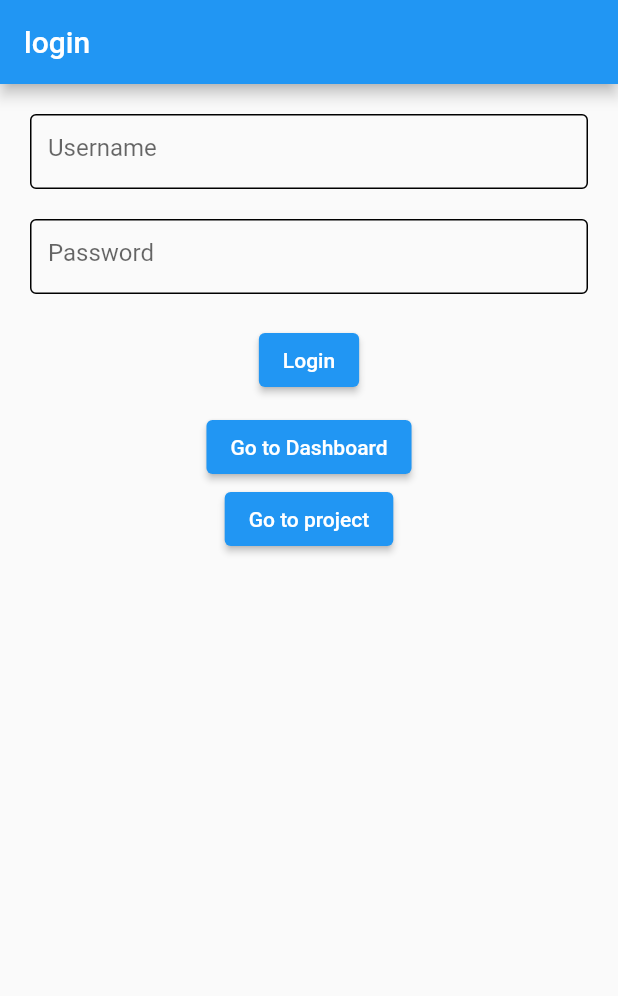
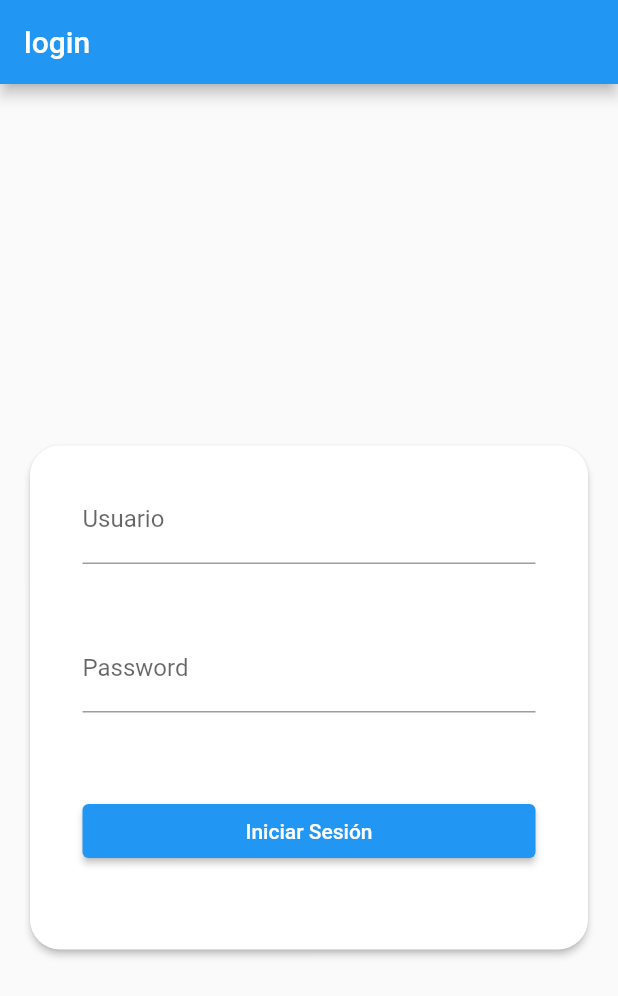
Before and after one commit to MauricioEnLaUni/Integradora-2023-CBS, a Flutter app: the screen it shows after launch, on a phone screen of 412 x 824 dp. Shown: the top 996 px of the screen. Run offline on Flutter 3.47's test engine with Material 2 defaults, Android fonts, the phone set to English and light mode, and no system bars; missing offline and left inert: mongo_dart.

Commit message:
Please fix the infos holy shit

```diff
--- a/front_end/lib/constants.dart
+++ b/front_end/lib/constants.dart
@@ -17,6 +17,6 @@ abstract class Constants {
   );
 }
 
-Color blueBar = Color.fromARGB(0, 99, 250, 248);
-Color shadow = Color.fromARGB(0, 24, 24, 24);
-Color pk = Color.fromARGB(255, 255, 191, 191);
+Color blueBar = const Color.fromARGB(0, 99, 250, 248);
+Color shadow = const Color.fromARGB(0, 24, 24, 24);
+Color pk = const Color.fromARGB(255, 255, 191, 191);
--- a/front_end/lib/main.dart
+++ b/front_end/lib/main.dart
@@ -1,7 +1,5 @@
 import 'package:flutter/material.dart';
 import './src/app.dart';
-
-import 'constants.dart';
 
 void main() => runApp(const FictichosBuilderCRM());
 
--- a/front_end/lib/src/Pages/dashboard.dart
+++ b/front_end/lib/src/Pages/dashboard.dart
@@ -12,6 +12,8 @@ class Dashboard extends StatelessWidget {
 }
 
 class DashBoardLayout extends StatelessWidget {
+  const DashBoardLayout({super.key});
+
   @override
   Widget build(BuildContext context) {
     return MaterialApp(
--- a/front_end/lib/src/Pages/login/login_page.dart
+++ b/front_end/lib/src/Pages/login/login_page.dart
@@ -1,140 +1,127 @@
-import 'dart:async';
 import 'package:flutter/material.dart';
-import 'package:front_end/src/Pages/dashboard.dart';
-import 'package:front_end/src/controllers/auth_controller.dart';
-import 'package:front_end/src/Pages/menu/menu_page.dart';
 
-class LogInPage extends StatelessWidget {
-  const LogInPage({super.key});
+import '../../controllers/auth_controller.dart';
+import '../../models/user_dto.dart';
+import '../dashboard.dart';
+
+class LoginPage extends StatefulWidget {
+  const LoginPage({super.key});
+
+  @override
+  _LoginPageState createState() => _LoginPageState();
+}
+
+class _LoginPageState extends State<LoginPage> {
+  GlobalKey<FormState> _formKey = GlobalKey<FormState>();
+  late String userName;
+  late String password;
+  bool _loading = false;
 
   @override
   Widget build(BuildContext context) {
-    UserManagement manager = UserManagement();
-    AuthController authController = AuthController();
-
-    return Column(
-      children: [
+    return Center(
+      child: Form(
+        key: _formKey,
+        child: Stack(
+          children: <Widget>[
+            Transform.translate(
+              offset: const Offset(0, -40),
+              child: Center(
+                child: SingleChildScrollView(
+                  child: Card(
+                    elevation: 2,
+                    shape: RoundedRectangleBorder(
+                      borderRadius: BorderRadius.circular(20),
+                    ),
+                    margin: const EdgeInsets.only(
+                      left: 20,
+                      right: 20,
+                      top: 150,
+                      bottom: 20,
+                    ),
+                    child: Padding(
+                      padding: const EdgeInsets.symmetric(
+                          horizontal: 35, vertical: 20),
+                      child: Column(
+                        mainAxisSize: MainAxisSize.min,
+                        children: <Widget>[
+                          TextFormField(
+                            decoration: const InputDecoration(
+                              labelText: 'Usuario',
+                            ),
+                            onChanged: (value) {
+                              userName = value;
+                            },
+                            validator: (value) {
+                              if (value!.isEmpty) 'Este campo es obligatorio';
+                            },
+                          ),
+                          const SizedBox(height: 40),
+                          TextFormField(
+                            decoration: const InputDecoration(
+                              labelText: 'Password',
+                            ),
+                            obscureText: true,
+                            onChanged: (value) {
+                              password = value;
+                            },
+                            validator: (value) {
+                              if (value!.isEmpty) 'Este campo es obligatorio';
+                            },
+                          ),
                           const SizedBox(
-          height: 20,
+                            height: 40,
                           ),
                           Padding(
-          padding: const EdgeInsets.symmetric(horizontal: 20),
-          child: SizedBox(
-            height: 50,
-            child: usernameField(manager),
+                            padding: const EdgeInsets.symmetric(vertical: 15),
+                            child: ElevatedButton(
+                              onPressed: () async {
+                                LoginDto data = LoginDto(userName, password);
+                                if (await ServerController.loginWithServer(
+                                    data)) {
+                                  _login(context);
+                                }
+                              },
+                              child: Row(
+                                mainAxisAlignment: MainAxisAlignment.center,
+                                children: <Widget>[
+                                  const Text('Iniciar Sesión'),
+                                  if (_loading)
+                                    Container(
+                                      height: 20,
+                                      width: 20,
+                                      margin: const EdgeInsets.only(left: 20),
+                                      child: const CircularProgressIndicator(),
+                                    )
+                                ],
+                              ),
                             ),
                           ),
                           const SizedBox(
                             height: 20,
                           ),
-        Padding(
-          padding: const EdgeInsets.symmetric(horizontal: 20),
-          child: SizedBox(
-            height: 50,
-            child: passwordField(manager),
+                        ],
                       ),
                     ),
-        const SizedBox(
-          height: 20,
                   ),
-        ElevatedButton(
-          onPressed: () {
-            authController.loginUser(
-                manager.username.toString(), manager.password.toString());
-          },
-          child: const Text('Login'),
                 ),
-        const SizedBox(
-          height: 10,
               ),
-        ElevatedButton(
-          onPressed: () {
-            Navigator.push(context,
-                MaterialPageRoute(builder: (context) => DashBoardLayout()));
-          },
-          child: const Text('Go to Dashboard'),
+            )
+          ],
         ),
-        ElevatedButton(
-          onPressed: () {
-            Navigator.push(context,
-                MaterialPageRoute(builder: (context) => projectLayout()));
-          },
-          child: const Text('Go to project'),
       ),
-      ],
+    );
+  }
+
+  void _login(BuildContext context) {
+    if (!_loading) {
+      setState(() {
+        _loading = true;
+      });
+    }
+    Navigator.push(
+      context,
+      MaterialPageRoute(builder: (context) => const DashBoardLayout()),
     );
   }
 }
-
-class UserManagement {
-  final _usernameController = StreamController<String>();
-  final _passwordController = StreamController<String>();
-
-  Stream<String> get username =>
-      _usernameController.stream.transform(validateUsername);
-  Stream<String> get password =>
-      _passwordController.stream.transform(validatePassword);
-
-  Function(String) get changeUsername => _usernameController.sink.add;
-  Function(String) get changePassword => _passwordController.sink.add;
-
-  final validateUsername = StreamTransformer<String, String>.fromHandlers(
-      handleData: (username, sink) {
-    RegExp exp = RegExp(r'^[a-zA-Z][a-zA-Z0-9-_]{4,27}$');
-    if (exp.firstMatch(username).toString() == username) {
-      sink.add(username);
-    } else {
-      sink.addError('Invalid Username.');
-    }
-  });
-
-  final validatePassword = StreamTransformer<String, String>.fromHandlers(
-      handleData: (password, sink) {
-    RegExp exp =
-        RegExp(r'^(?=.*[a-z])(?=.*[A-Z])(?=.*[0-9])(?=.*[!@#$%]).{8,64}$');
-    if (exp.firstMatch(password).toString() == password) {
-      sink.add(password);
-    } else {
-      sink.addError('Invalid Password.');
-    }
-  });
-
-  dispose() {
-    _usernameController.close();
-    _passwordController.close();
-  }
-}
-
-Widget usernameField(UserManagement mng) {
-  return StreamBuilder(
-    stream: mng.username,
-    builder: (context, snapshot) {
-      return TextField(
-        decoration: const InputDecoration(
-          hintText: 'Username',
-          enabledBorder: OutlineInputBorder(),
-          focusedBorder: OutlineInputBorder(),
-        ),
-        onChanged: mng.changeUsername,
-      );
-    },
-  );
-}
-
-Widget passwordField(UserManagement mng) {
-  return StreamBuilder(
-    stream: mng.password,
-    builder: (context, snapshot) {
-      return TextField(
-        decoration: const InputDecoration(
-          hintText: 'Password',
-          enabledBorder: OutlineInputBorder(),
-          focusedBorder: OutlineInputBorder(),
-        ),
-        onChanged: (newValue) {
-          mng.changePassword(newValue);
-        },
-      );
-    },
-  );
-}
--- a/front_end/lib/src/Pages/menu/menu_page.dart
+++ b/front_end/lib/src/Pages/menu/menu_page.dart
@@ -3,7 +3,6 @@ import 'package:front_end/src/helpers/responsiveness.dart';
 import 'package:front_end/src/Pages/menu/menu_large_screen.dart';
 import 'package:front_end/src/Pages/menu/menu_small_screen.dart';
 import 'package:front_end/src/wigets/top_nav.dart';
-import '../../../constants.dart';
 
 class project_page extends StatelessWidget {
   const project_page({super.key});
@@ -21,8 +20,9 @@ class projectLayout extends StatelessWidget {
     return MaterialApp(
       home: Scaffold(
         appBar: topNavigationBar(context, scaffoldKey),
-        drawer: Drawer(),
-        body: ResponsiveWidget(largeScreen: LargeScreen(), smallScreen: SmallScreen()),
+        drawer: const Drawer(),
+        body: const ResponsiveWidget(
+            largeScreen: LargeScreen(), smallScreen: SmallScreen()),
       ),
     );
   }
--- a/front_end/lib/src/Pages/menu/menu_small_screen.dart
+++ b/front_end/lib/src/Pages/menu/menu_small_screen.dart
@@ -1,5 +1,3 @@
-import 'package:flutter/src/widgets/container.dart';
-import 'package:flutter/src/widgets/framework.dart';
 import 'package:flutter/material.dart';
 import 'package:front_end/src/Pages/material/material_page.dart';
 import 'package:front_end/src/Pages/person/person_page.dart';
--- a/front_end/lib/src/Pages/person/person_page.dart
+++ b/front_end/lib/src/Pages/person/person_page.dart
@@ -1,23 +1,19 @@
-import 'package:flutter/src/widgets/container.dart';
-import 'package:flutter/src/widgets/framework.dart';
-import 'package:front_end/src/Pages/menu/menu_large_screen.dart';
-import 'package:front_end/src/Pages/menu/menu_small_screen.dart';
 import 'package:front_end/src/Pages/person/person_large_screen.dart';
-import 'package:front_end/src/helpers/responsiveness.dart';
 import 'package:front_end/src/wigets/top_nav.dart';
 import 'package:flutter/material.dart';
 
+class person_page extends StatelessWidget {
+  final GlobalKey<ScaffoldState> scaffoldKey = GlobalKey();
 
-class person_page extends StatelessWidget {
-final GlobalKey<ScaffoldState> scaffoldKey = GlobalKey();
+  person_page({super.key});
 
   @override
   Widget build(BuildContext context) {
     return MaterialApp(
       home: Scaffold(
         appBar: topNavigationBar(context, scaffoldKey),
-        drawer: Drawer(),
-        body: person_large_Screen(),
+        drawer: const Drawer(),
+        body: const person_large_Screen(),
       ),
     );
   }
--- a/front_end/lib/src/app.dart
+++ b/front_end/lib/src/app.dart
@@ -12,7 +12,7 @@ class App extends StatelessWidget {
         appBar: AppBar(
           title: const Text("login"),
         ),
-        body: const LogInPage(),
+        body: const LoginPage(),
       ),
     );
   }
--- a/front_end/lib/src/controllers/auth_controller.dart
+++ b/front_end/lib/src/controllers/auth_controller.dart
@@ -1,20 +1,37 @@
+import 'package:http/http.dart' as http;
 import 'dart:convert';
-import 'package:http/http.dart' as http;
 
-import '../models/user_dto.dart';
+import 'package:front_end/src/models/user_dto.dart';
+import 'package:mongo_dart/mongo_dart.dart';
 
-class AuthController {
-  Future? loginUser(String username, String password) async {
-    try {
-      LoginDto data = LoginDto(username, password);
-      const url = "localhost:8008/u/login";
+class ServerController {
+  static login(LoginDto data) async {
+    const connectionString =
+        "mongodb+srv://210804utags:1EOsEwLtPGAYxkNT@cluster0.st6dfjy.mongodb.net/?retryWrites=true&w=majority";
+    var db = await Db.create(connectionString);
+    await db.open();
+    var userCollection = db.collection("users");
+    User usr = userCollection.find({"name", data.name}) as User;
+    if (usr.password != data.password) return false;
+    return true;
+  }
 
-      var response = await http.post(Uri.parse(url), body: {data});
-      if (response.statusCode == 200) {
-        var loginArr = json.decode(response.body);
-      }
-    } catch (e) {
-      return null;
-    }
+  static loginWithServer(LoginDto data) async {
+    const url = "localhost:5236";
+
+    var res = await http.post(Uri.http(url, 'u/login'),
+        body: jsonEncode({'name': data.name, 'password': data.password}),
+        headers: {"Content-type": "application/json"});
+    print(res.statusCode);
+    if (res.statusCode == 200) return true;
+    return false;
   }
 }
+
+class User {
+  ObjectId id;
+  String name;
+  String password;
+
+  User(this.id, this.name, this.password) {}
+}
--- a/front_end/lib/src/wigets/top_nav.dart
+++ b/front_end/lib/src/wigets/top_nav.dart
@@ -1,83 +1,86 @@
-import 'dart:html';
-import 'package:flutter/foundation.dart';
 import 'package:flutter/material.dart';
-import 'package:front_end/src/helpers/responsiveness.dart';
-import 'package:flutter/src/material/icons.dart';
 import 'package:front_end/constants.dart';
 import 'package:front_end/src/wigets/custom_text.dart';
 
-
 AppBar topNavigationBar(BuildContext context, GlobalKey<ScaffoldState> key) =>
     AppBar(
-    leading:
-    Row(
+      leading: Row(
         children: [
           Container(
-          padding: EdgeInsets.only (left: 14),
-          child: Image.asset("assets/cbs.png", width: 28,),
+            padding: const EdgeInsets.only(left: 14),
+            child: Image.asset(
+              "assets/cbs.png",
+              width: 28,
+            ),
           ) // Container
         ],
       ),
       elevation: 0,
       title: Row(
         children: [
-        Visibility(child: CustomText(text: "Dash", color: blueBar, size: 20, weight: FontWeight.bold,)),
-        Expanded(child: Container(),),
-        IconButton(icon: Icon(Icons.settings, color: shadow.withOpacity(.7),),
+          Visibility(
+              child: CustomText(
+            text: "Dash",
+            color: blueBar,
+            size: 20,
+            weight: FontWeight.bold,
+          )),
+          Expanded(
+            child: Container(),
+          ),
+          IconButton(
+            icon: Icon(
+              Icons.settings,
+              color: shadow.withOpacity(.7),
+            ),
             onPressed: () {},
           ),
-
-        Stack(
-          children: [
-          IconButton(icon: Icon(Icons.add, color: shadow.withOpacity(.7),),
-          onPressed: () {
-
-          }
+          Stack(children: [
+            IconButton(
+                icon: Icon(
+                  Icons.add,
+                  color: shadow.withOpacity(.7),
                 ),
+                onPressed: () {}),
             Positioned(
               top: 7,
               right: 7,
               child: Container(
                 width: 12,
                 height: 12,
-              padding: EdgeInsets.all(4),
+                padding: const EdgeInsets.all(4),
               ),
             )
-        ]
-        ),
-
+          ]),
           Container(
             width: 1,
             height: 22,
             color: Colors.amber,
           ),
-
-        SizedBox(
+          const SizedBox(
             width: 24,
           ),
-
-        CustomText(text: "nombre", color: Colors.blueGrey,),
-
-        SizedBox(
+          const CustomText(
+            text: "nombre",
+            color: Colors.blueGrey,
+          ),
+          const SizedBox(
             width: 16,
           ),
-
           Container(
-          decoration: BoxDecoration(color: Colors.white,
-          borderRadius: BorderRadius.circular(30)
-          ),
+              decoration: BoxDecoration(
+                  color: Colors.white, borderRadius: BorderRadius.circular(30)),
               child: Container(
-            padding: EdgeInsets.all(2),
-            margin: EdgeInsets.all(2),
+                  padding: const EdgeInsets.all(2),
+                  margin: const EdgeInsets.all(2),
                   child: CircleAvatar(
                       backgroundColor: pk,
-              child: Icon(Icons.person_off_outlined, color: Colors.grey,)
-              )
-          )
-        )
+                      child: const Icon(
+                        Icons.person_off_outlined,
+                        color: Colors.grey,
+                      ))))
         ],
       ),
-
 
       // inconTheme: IconThemeData(color: Colors.black),
       // backgroundColor: Colors.transparent,
```
Also changed, not shown: front_end/lib/src/Pages/material/meterial_layout.dart (+13 -18 lines), front_end/lib/src/Pages/person/person_large_screen.dart (+9 -14 lines), front_end/lib/src/Pages/projec/project_layout.dart (+9 -15 lines), front_end/lib/src/Pages/theme.dart (+8 -6 lines). Lines whose indentation alone changed are shown as unchanged.
